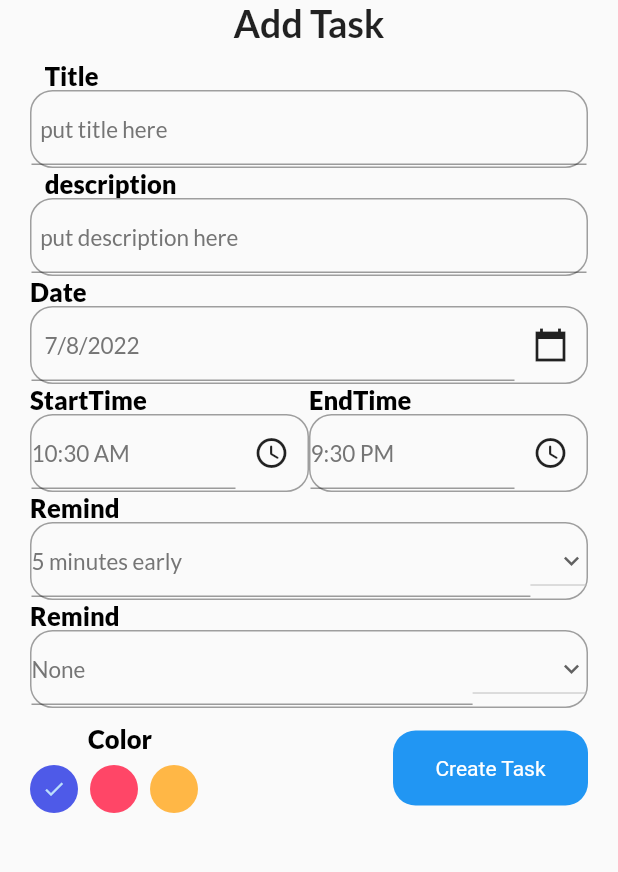
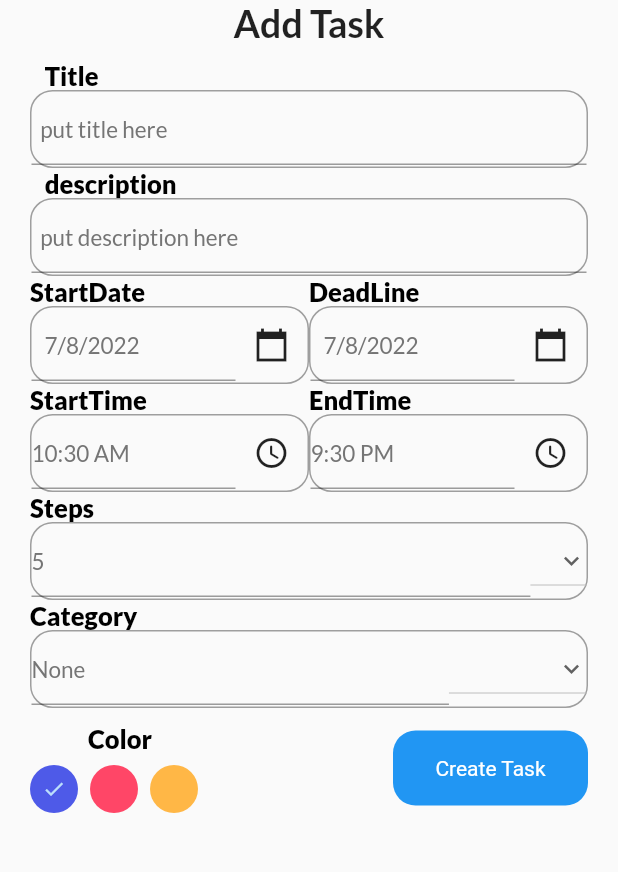
Before and after one commit to LBSimab/todothings, a Flutter app: the screen it shows after launch, after a tap on "+ AddTask", on a phone screen of 412 x 824 dp, the part 84-956 px from its top. Run offline on Flutter 3.47's test engine with Material 2 defaults, Android fonts, the phone set to English and light mode, and no system bars; our stand-ins replace date_picker_timeline, get, get_storage, google_fonts.

```diff
--- a/lib/View/addTask.dart
+++ b/lib/View/addTask.dart
@@ -8,6 +8,8 @@ import 'package:intl/intl.dart';
 import 'package:to_do_list/themes/theme.dart';
 import 'package:to_do_list/widgets/button.dart';
 import 'package:to_do_list/widgets/input_field.dart';
+
+import '../models/task_model.dart';
 
 
 
@@ -21,23 +23,23 @@ class addTask extends StatefulWidget {
 class _addTaskState extends State<addTask> {
   final TextEditingController titlecontroller = TextEditingController();
   final TextEditingController descrcontroller = TextEditingController();
-  DateTime selectedDate = DateTime.now();
+  DateTime startDate = DateTime.now();
+  DateTime deadLine = DateTime.now();
   String endTime="9:30 PM";
   String startTime = DateFormat("hh:mm a").format(DateTime.now()).toString();
-  int selectedRemind=5;
-  List<int> remindList=[
+  int selectedstep=5;
+  List<int> stepList=[
     5,
   10,
   15,
-  20,
-    25
+
   ];
-  String selectedRepeat="None";
-  List<String> repeatList=[
-    "None",
-    "Daily",
-    "Weekly",
-    "Monthly"
+  String selectedcategory="None";
+  List<String> categoryList=[
+    "DataBase",
+    "BackEnd",
+    "FrontEnd",
+    "Phone App"
   ];
   int selectedcolor=0;
   @override
@@ -54,7 +56,10 @@ class _addTaskState extends State<addTask> {
               SizedBox(height: 10,),
               MyInputField(title: '   Title', hint: '  put title here',controller: titlecontroller,),
               MyInputField(title: '   description', hint: '  put description here',controller: descrcontroller,),
-              MyInputField(title: "Date", hint:"   " + DateFormat.yMd().format(selectedDate),
+              Row(
+                children: [
+                  Expanded(
+                    child: MyInputField(title: "StartDate", hint:"   " + DateFormat.yMd().format(startDate),
                     widget: IconButton(
                       onPressed: (){
                         _getDateFromUser(context);
@@ -62,6 +67,19 @@ class _addTaskState extends State<addTask> {
                       icon: Icon(Icons.calendar_today_sharp),
                     ),
 
+                    ),
+                  ), Expanded(
+                    child: MyInputField(title: "DeadLine", hint:"   " + DateFormat.yMd().format(deadLine),
+                      widget: IconButton(
+                        onPressed: (){
+                          _getDeadLineFromUser(context);
+                        },
+                        icon: Icon(Icons.calendar_today_sharp),
+                      ),
+
+                    ),
+                  ),
+                ],
               ),
               Row(
                 children: [
@@ -91,13 +109,13 @@ class _addTaskState extends State<addTask> {
                   )
                 ],
               ),
-              MyInputField(title: "Remind", hint: "$selectedRemind minutes early ",
+              MyInputField(title: "Steps", hint: "$selectedstep  ",
               widget: DropdownButton(
                 icon:Icon(Icons.keyboard_arrow_down_sharp,),
                 iconSize: 20,
                 elevation: 4,
                 style: subTitleStyle,
-                items: remindList.map<DropdownMenuItem<String>>((int value){
+                items: stepList.map<DropdownMenuItem<String>>((int value){
                   return DropdownMenuItem<String>(
                     value: value.toString(),
                     child:Text(value.toString()),
@@ -105,20 +123,20 @@ class _addTaskState extends State<addTask> {
                 }).toList(),
                 onChanged:(String? newValue){
                   setState((){
-                    selectedRemind=int.parse(newValue!);
+                    selectedstep=int.parse(newValue!);
                   });
                 } ,
                 ),
 
 
               ),
-              MyInputField(title: "Remind", hint:  selectedRepeat,
+              MyInputField(title: "Category", hint:  selectedcategory,
                 widget: DropdownButton(
                   icon:Icon(Icons.keyboard_arrow_down_sharp,),
                   iconSize: 20,
                   elevation: 4,
                   style: subTitleStyle,
-                  items: repeatList.map<DropdownMenuItem<String>>((String value){
+                  items: categoryList.map<DropdownMenuItem<String>>((String value){
                     return DropdownMenuItem<String>(
                       value: value.toString(),
                       child:Text(value.toString()),
@@ -126,7 +144,7 @@ class _addTaskState extends State<addTask> {
                   }).toList(),
                   onChanged:(String? newValue){
                     setState((){
-                      selectedRepeat=newValue!;
+                      selectedcategory=newValue!;
                     });
                   } ,
                 ),
@@ -158,14 +176,31 @@ class _addTaskState extends State<addTask> {
     );
 
   }
+  _addToDB(){
+    Task(
+        color: selectedcolor,
+        title: titlecontroller.text,
+        category: selectedcategory,
+        deadLine: DateFormat.yMd().format(deadLine),
+        description: descrcontroller.text,
+        endTime: endTime,
+    startDate: DateFormat.yMd().format(startDate),
+      startTime: startTime,
+      steps: selectedstep,
+
+
+    );}
+
   validateDate(){
     if(titlecontroller.text.isNotEmpty&&descrcontroller.text.isNotEmpty){
-      //inject to database
+      _addToDB();
       Get.back();
     }else if (titlecontroller.text.isEmpty&&descrcontroller.text.isEmpty){
       Get.snackbar("Required", "All Fields Are Required"
       ,snackPosition: SnackPosition.BOTTOM,
-        icon: Icon(Icons.warning_amber_sharp,color: Colors.red,)
+        icon: Icon(Icons.warning_amber_sharp,color: Colors.red,),
+        borderRadius: 20,
+      backgroundColor: context.theme.backgroundColor,
       );
     }
   }
@@ -175,8 +210,27 @@ class _addTaskState extends State<addTask> {
 
     if(_pickerDate!=null){
      setState((){
-       selectedDate = _pickerDate;
-       print(selectedDate);
+       startDate = _pickerDate;
+       print(startDate);
+
+     });
+
+    }else{
+      print("something went wrong");
+    }
+
+  }
+
+
+
+  _getDeadLineFromUser(BuildContext context)async{
+    DateTime? _DeadLineDate = await showDatePicker(
+        context: context, initialDate: DateTime.now(), firstDate: DateTime(2019), lastDate: DateTime(2050));
+
+    if(_DeadLineDate!=null){
+      setState((){
+        deadLine = _DeadLineDate;
+        print(deadLine);
 
       });
 
--- a/lib/View/mainview.dart
+++ b/lib/View/mainview.dart
@@ -77,7 +77,9 @@ _appBar(){
 
       }
   ),
-    actions: [CircleAvatar(backgroundImage: AssetImage('images/download.jpg'),),SizedBox(width: 15,)],
+    actions: [GestureDetector(child: CircleAvatar(backgroundImage: AssetImage('images/download.jpg'),),onTap:(){
+      print('y chizi');
+    },),SizedBox(width: 15,)],
 
   );
 }
--- a/lib/models/task_model.dart
+++ b/lib/models/task_model.dart
@@ -0,0 +1,56 @@
+class Task {
+  int? id;
+  String? title;
+  String? description;
+  int? color;
+  String? deadLine;
+  String? startDate;
+  String? category;
+  String? startTime;
+  String? endTime;
+  int? steps;
+Task({
+
+ this.id,
+  this.title,
+  this.description,
+  this.color,
+  this.startDate,
+  this.deadLine,
+  this.startTime,
+  this.endTime,
+  this.category,
+  this.steps,
+
+});
+Task.fromJson(Map<String,dynamic> Json) {
+  id=Json['id'];
+  title=Json['title'];
+  description=Json['description'];
+  color=Json['color'];
+  deadLine=Json['deadLine'];
+  startDate=Json['startDate'];
+  startTime=Json['startTime'];
+  endTime=Json['endTime'];
+  category=Json['category'];
+  steps=Json['steps'];
+
+
+}
+
+Map<String, dynamic> toJson() {
+  final Map<String , dynamic> data = new Map<String , dynamic>();
+  data['id']=this.id;
+  data['title']=this.title;
+  data['description']=this.description;
+  data['color']=this.color;
+  data['deadLine']=this.deadLine;
+  data['startDate']=this.startDate;
+  data['startTime']=this.startTime;
+  data['endTime']=this.endTime;
+  data['category']=this.category;
+  data['steps']=this.steps;
+
+  return data;
+}
+}
```
Also changed, not shown: lib/controllers/addpageController.dart (+8 -0 lines). Lines whose indentation alone changed are shown as unchanged.
